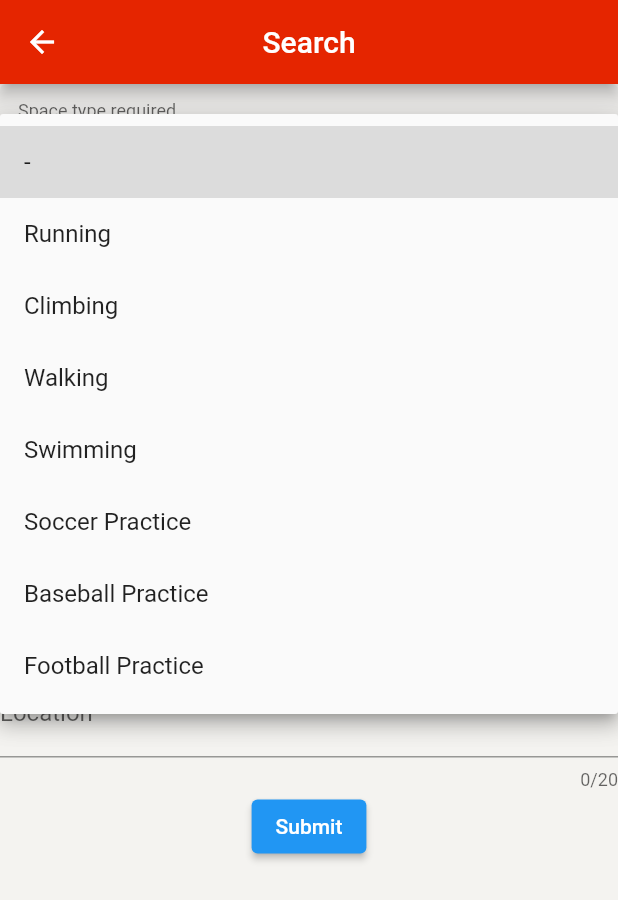
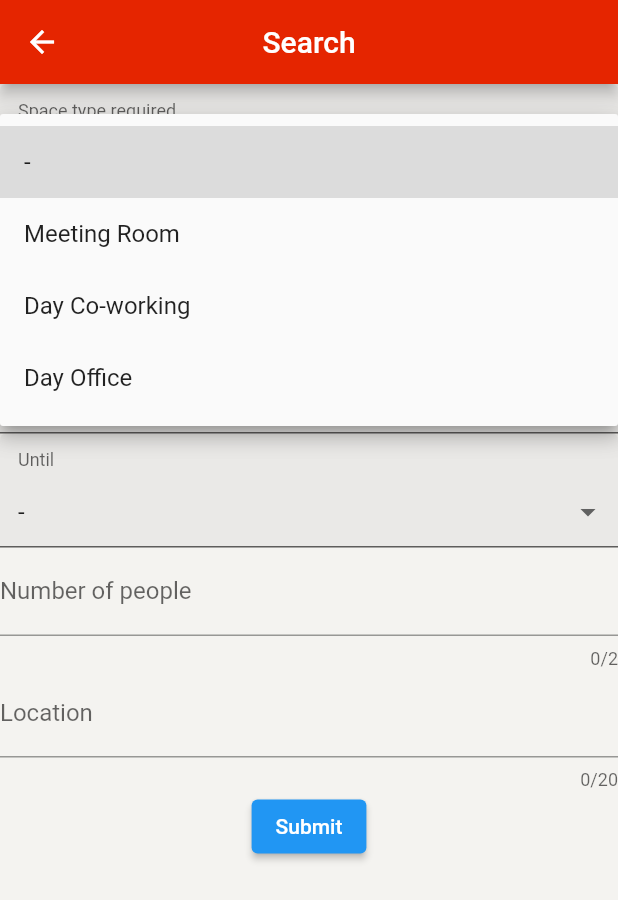
Before and after one commit to Wolfer10/targyalo-foglalo, a Flutter app: the Search screen opened by its route, after a tap on an icon or button, on a phone screen of 412 x 824 dp. Shown: the top 900 px of the screen. Run offline on Flutter 3.47's test engine with Material 2 defaults, Android fonts, the phone set to English and light mode, and no system bars; drawn by our look-alikes of dropdown_formfield; our stand-ins replace camera, contacts_service, geocoding, google_maps_flutter, hive, permission_handler; accounts and stored records are empty; generated files the repository leaves out were written again.

Commit message:
localization

```diff
--- a/lib/screens/document_picture.dart
+++ b/lib/screens/document_picture.dart
@@ -4,6 +4,8 @@ import 'package:flutter/material.dart';
 import 'package:path/path.dart';
 import 'package:path_provider/path_provider.dart';
 import 'package:targyalo_foglalo/screens/take_document_pic.dart';
+import 'package:flutter_gen/gen_l10n/app_localizations.dart';
+
 
 class DocumentPicture extends StatefulWidget {
   const DocumentPicture({Key? key}) : super(key: key);
@@ -61,7 +63,7 @@ class _DocumentPictureState extends State<DocumentPicture> {
                 ),
               );
               setImage(newImage);
-            }, child: Text((image?.existsSync() != true) ? "Kérem adja meg a személyi dokumentumát" : "Másik dokumentum feltöltése"),
+            }, child: Text((image?.existsSync() != true) ? AppLocalizations.of(context)!.documentPicture : AppLocalizations.of(context)!.documentPictureOther ),
         ),
       ],
     );
--- a/lib/screens/form.dart
+++ b/lib/screens/form.dart
@@ -20,46 +20,13 @@ class SearchForm extends StatefulWidget {
 class MyCustomFormState extends State<SearchForm> {
   String selectedSpaceType = "";
   String selectedLikedCat = "";
-  String selectedDate = "Today";
+  String selectedDate ="";
   String timeFrom = "";
   String timeUntil = "";
 
   late TextEditingController dateController = TextEditingController();
+  late TextEditingController locationController = TextEditingController();
 
-  List<Map> spaceTypes = [
-    {
-      "display": "-",
-      "value": "-",
-    },
-    {
-      "display": "Running",
-      "value": "Running",
-    },
-    {
-      "display": "Climbing",
-      "value": "Climbing",
-    },
-    {
-      "display": "Walking",
-      "value": "Walking",
-    },
-    {
-      "display": "Swimming",
-      "value": "Swimming",
-    },
-    {
-      "display": "Soccer Practice",
-      "value": "Soccer Practice",
-    },
-    {
-      "display": "Baseball Practice",
-      "value": "Baseball Practice",
-    },
-    {
-      "display": "Football Practice",
-      "value": "Football Practice",
-    }
-  ];
 
 
   List<Map> times = [
@@ -75,28 +42,19 @@ class MyCustomFormState extends State<SearchForm> {
     {"display": "10:30", "value": "10:30"},
     {"display": "11:00", "value": "11:00"},
     {"display": "11:30", "value": "11:30"},
+    {"display": "12:00", "value": "12:00"},
+    {"display": "12:30", "value": "12:30"},
+    {"display": "13:00", "value": "13:00"},
+    {"display": "13:30", "value": "13:30"},
+    {"display": "14:00", "value": "14:00"},
+    {"display": "14:30", "value": "14:30"},
+    {"display": "15:00", "value": "15:00"},
+    {"display": "15:30", "value": "15:30"},
+    {"display": "16:00", "value": "16:00"},
+    {"display": "16:30", "value": "16:30"},
+    {"display": "17:00", "value": "17:00"},
+    {"display": "17:30", "value": "17:30"},
   ];
-
-  /*static int todayHour = DateTime.now().hour;
-  static int todayMinute = DateTime.now().minute;
-
-  List<Map> createHourRange(DateTime dateTime) {
-    List<Map> hourRange = [{"display": "", "value": ""}];
-    int i = 8, j = 0;
-    if (dateTime == DateTime.now()) {
-      i = todayHour;
-    }
-    while (i <= 18) {
-      j = j >= 60 ? 0 : 30;
-      hourRange.add(hourAndMinuteToMap(i, j));
-      j += 30;
-    }
-    i += 1;
-    return hourRange;
-  }
-
-  Map hourAndMinuteToMap(int hour, int minute) =>
-      {"display": "$hour:$minute", "value": "$hour:$minute"};*/
 
   final _dropdownFormKey = GlobalKey<FormState>();
 
@@ -105,6 +63,7 @@ class MyCustomFormState extends State<SearchForm> {
     super.dispose();
     // Clean up the controller when the widget is removed from the widget tree.
     dateController.dispose();
+    locationController.dispose();
   }
 
   @override
@@ -114,8 +73,31 @@ class MyCustomFormState extends State<SearchForm> {
 
   @override
   Widget build(BuildContext context) {
+
+    List<Map> spaceTypes = [
+      {
+        "display": "-",
+        "value": "-",
+      },
+      {
+        "display": AppLocalizations.of(context)!.meetingRoom,
+        "value": AppLocalizations.of(context)!.meetingRoom,
+      },
+      {
+        "display": AppLocalizations.of(context)!.dayCoWorking,
+        "value": AppLocalizations.of(context)!.dayCoWorking,
+      },
+      {
+        "display": AppLocalizations.of(context)!.dayOffice,
+        "value": AppLocalizations.of(context)!.dayOffice,
+      },
+    ];
+
+
     return Form(
         key: _dropdownFormKey,
+        child: Expanded(
+
           child: SingleChildScrollView(
             child: Column(
               mainAxisAlignment: MainAxisAlignment.center,
@@ -126,7 +108,7 @@ class MyCustomFormState extends State<SearchForm> {
                     setCurrentState: (String value) => selectedSpaceType = value),
                 InkWell(
                   onTap: () {
-                  _selectDate(); // Call Function that has showDatePicker()
+                    _selectDate(context); // Call Function that has showDatePicker()
                   },
                   child: IgnorePointer(
                     child: TextFormField(
@@ -154,8 +136,14 @@ class MyCustomFormState extends State<SearchForm> {
                     inputFormatters: <TextInputFormatter>[FilteringTextInputFormatter.allow(RegExp(r'[0-9]'))],
                 ), TextFormField(
                     decoration: InputDecoration(labelText: AppLocalizations.of(context)!.location),
+                    controller: locationController,
                     maxLength: 20,
-              ),
+                  validator: (value) {
+                      if (value == null || value.isEmpty) {
+                        return AppLocalizations.of(context)!.enterTheLocation;
+                      }
+                      return null;
+                    }),
                 ElevatedButton(
                     onPressed: () {
                       if (_dropdownFormKey.currentState!.validate()) {
@@ -168,13 +156,14 @@ class MyCustomFormState extends State<SearchForm> {
                     child:  Text(AppLocalizations.of(context)!.submit))
               ],
             ),
+          ),
         ));
   }
 
-  Future _selectDate() async {
+  Future _selectDate(BuildContext context) async {
     DateTime? picked = await showDatePicker(
         context: context,
-        initialDate: convertStringToDate(),
+        initialDate: convertStringToDate(context),
         firstDate: DateTime.now(),
         lastDate: DateTime.now().add(const Duration(days: 360)));
     if (picked != null) {
@@ -182,8 +171,8 @@ class MyCustomFormState extends State<SearchForm> {
     }
   }
 
-  DateTime convertStringToDate() {
-    return selectedDate == "Today"
+  DateTime convertStringToDate(BuildContext context) {
+    return selectedDate == AppLocalizations.of(context)!.today || selectedDate == ""
         ? DateTime.now()
         : DateFormat('yyyy/MM/dd').parse(selectedDate);
   }
```
Also changed, not shown: lib/l10n/app_en.arb (+71 -38 lines), lib/l10n/app_hu.arb (+13 -2 lines), lib/screens/checkout.dart (+10 -6 lines). Lines whose indentation alone changed are shown as unchanged.
